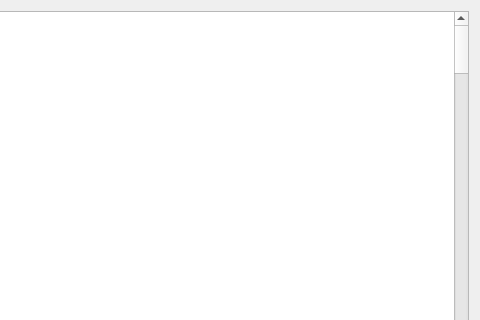
The window that help.ui (trumpton/ContactManager) describes before a commit, drawn with Qt 5; both pictures show x 427 to 907 and y 0 to 320 of the 907 by 474 pixel window.
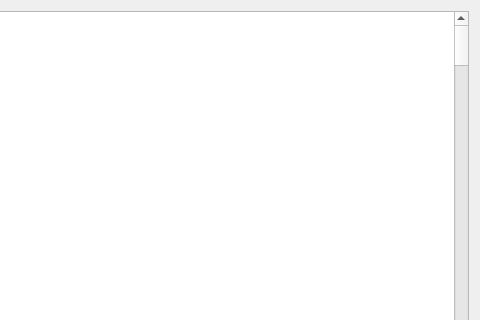
The same window after the commit. Icons and pictures are not drawn. Custom widgets are drawn as their Qt base class.

Commit message:
Manual: section 6.3, automatic messages, with worked examples
- The rules for confirmations, updates, cancellations, reminders and the
  on-the-day messages, with the times from the settings
- Six examples: a booking three days ahead, a change, a short-notice
  booking, a same-day booking, a cancellation, and a move to another day

```diff
--- a/help.ui
+++ b/help.ui
@@ -199,6 +199,67 @@
   You can launch your favorite mail program with an email readied for the current
   contact with Control-M
 
+&gt;&gt; 6.3. AUTOMATIC MESSAGES
+  ContactManager emails or texts a contact by itself when an appointment is made,
+  changed or cancelled, and before it comes up.  The contact must have Email or Text
+  ticked, with an address or a mobile number, to be messaged.
+
+  Messages are only sent between earliestsend and latestsend (07:00 and 22:00 by
+  default, local time).  A new or changed appointment waits waitbeforesendmins (5
+  minutes) after its last change, so that mistakes can be corrected first.
+
+  Which message, and when:
+    Confirmation  When a new appointment is made.  Sent by email if Email is ticked,
+                  otherwise by text.  If both are ticked, it is sent by email.
+    Update        When an appointment is changed, once the wait has passed.  Sent
+                  on the same channel.
+    Reminder      remindhoursbefore hours before the appointment (24 by default).
+    Confirm only  An appointment made or changed less than confirmonlyhours before it
+                  starts (36 by default) gets its confirmation or update only.  That
+                  message takes the place of the reminder.
+    Cancellation  When an appointment is deleted, straight away, on the same channel
+                  (email if both are ticked).
+    On the day    If both Email and Text are ticked, the reminder on the day of the
+                  appointment is sent by email and by text, once each, from the time
+                  earliestsend.  A confirmation or update given that day already gives
+                  the time, so the on-the-day messages are not sent as well.
+
+  Limits: a contact is sent no more than limitperday messages (10) in any 24 hours,
+  and limitperhour (5) in any hour.  Messages over a limit wait until it allows them.
+
+  Examples.  The times are the defaults.
+
+  1. Made at 10:00 three days before, for 15:00 on the day.
+     Email only: confirmation email at 10:05.  Reminder email at 15:00 the day before.
+     Text only:  confirmation text at 10:05.  Reminder text at 15:00 the day before.
+     Both:       confirmation email at 10:05.  Reminder email at 15:00 the day before.
+                 On the day, from 07:00: an email, then a text.
+
+  2. As 1, but moved to 16:00 at 10:00 two days before.
+     The change is sent as an update at 10:05 two days before, on the same channel.
+     The reminder is then at 16:00 the day before, and the day's messages are as in 1.
+
+  3. Made at 15:00 the day before, for 16:00 the next day.
+     One confirmation at 15:05.  This is less than 36 hours before the appointment, so
+     it takes the place of the reminder.  Both: on the day, from 07:00, an email and a
+     text.
+
+  4. Made at 08:00 on the day, for 15:00.
+     One confirmation at 08:05, which also serves as the reminder.  Both: only the
+     confirmation email is sent, as it already gives the time.
+
+  5. Made at 08:00 on the day for 15:00, and cancelled at 14:00.
+     Confirmation at 08:05.  Cancellation at 14:00, straight away, on the same channel
+     (email if both are ticked).
+
+  6. Made at 08:00 on the day for 15:00, and moved to 15:00 the next day at 14:00.
+     Confirmation at 08:05.  Update at 14:05.  There is no reminder at 15:00 on the
+     first day, as the update is less than 36 hours before the new time.  Both: on the
+     new day, from 07:00, an email and a text.
+
+  Two copies of ContactManager on the same data folder do not both send messages.
+  Only the copy that holds the lock in the data folder sends them.
+
 &gt;&gt; 7. SYNCHRONISING
 
 &gt;&gt; 7.1. SYNCHRONISING AND CONFLICT MANAGEMENT
```
